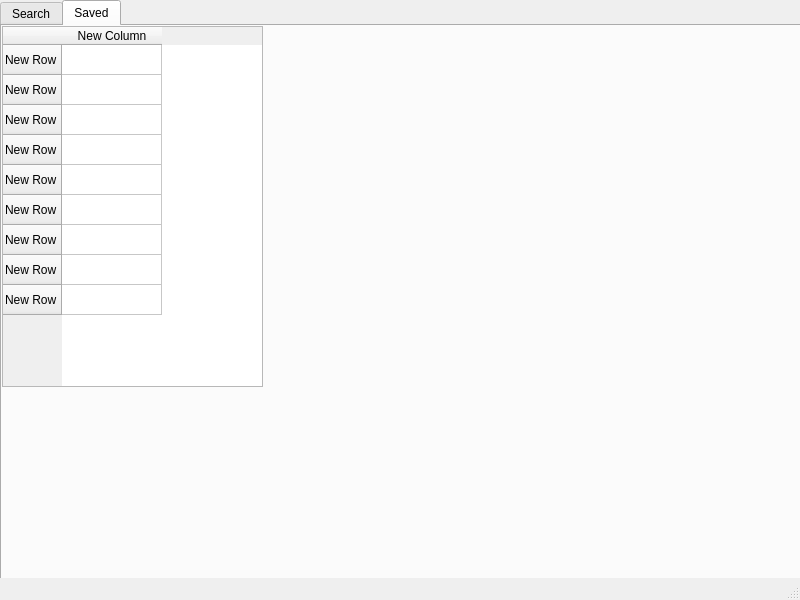
Qt form main_window.ui (nishchaysinha/weatherapp) before a commit.
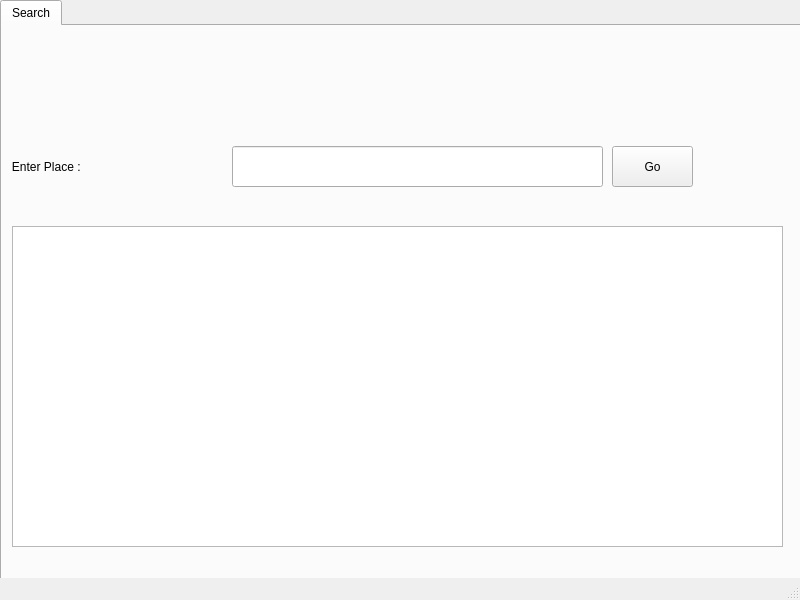
The same form after that commit. The open tabs and pages were chosen to show the change.

Diff of the .ui file:
```diff
--- a/main_window.ui
+++ b/main_window.ui
@@ -46,7 +46,7 @@
       <property name="geometry">
        <rect>
         <x>0</x>
-        <y>150</y>
+        <y>120</y>
         <width>231</width>
         <height>41</height>
        </rect>
@@ -62,7 +62,7 @@
       <property name="geometry">
        <rect>
         <x>610</x>
-        <y>150</y>
+        <y>120</y>
         <width>81</width>
         <height>41</height>
        </rect>
@@ -74,22 +74,6 @@
        <string>Go</string>
       </property>
      </widget>
-     <widget class="QPushButton" name="saveButton">
-      <property name="geometry">
-       <rect>
-        <x>700</x>
-        <y>150</y>
-        <width>81</width>
-        <height>41</height>
-       </rect>
-      </property>
-      <property name="styleSheet">
-       <string notr="true">font: 26pt &quot;MS Shell Dlg 2&quot;;</string>
-      </property>
-      <property name="text">
-       <string>Save</string>
-      </property>
-     </widget>
      <widget class="QTextEdit" name="result_text">
       <property name="geometry">
        <rect>
@@ -107,7 +91,7 @@
       <property name="geometry">
        <rect>
         <x>230</x>
-        <y>150</y>
+        <y>120</y>
         <width>371</width>
         <height>41</height>
        </rect>
@@ -117,71 +101,6 @@
       </property>
      </widget>
     </widget>
-    <widget class="QWidget" name="history_tab">
-     <attribute name="title">
-      <string>Saved</string>
-     </attribute>
-     <widget class="QTableWidget" name="tableWidget">
-      <property name="geometry">
-       <rect>
-        <x>0</x>
-        <y>0</y>
-        <width>261</width>
-        <height>361</height>
-       </rect>
-      </property>
-      <row>
-       <property name="text">
-        <string>New Row</string>
-       </property>
-      </row>
-      <row>
-       <property name="text">
-        <string>New Row</string>
-       </property>
-      </row>
-      <row>
-       <property name="text">
-        <string>New Row</string>
-       </property>
-      </row>
-      <row>
-       <property name="text">
-        <string>New Row</string>
-       </property>
-      </row>
-      <row>
-       <property name="text">
-        <string>New Row</string>
-       </property>
-      </row>
-      <row>
-       <property name="text">
-        <string>New Row</string>
-       </property>
-      </row>
-      <row>
-       <property name="text">
-        <string>New Row</string>
-       </property>
-      </row>
-      <row>
-       <property name="text">
-        <string>New Row</string>
-       </property>
-      </row>
-      <row>
-       <property name="text">
-        <string>New Row</string>
-       </property>
-      </row>
-      <column>
-       <property name="text">
-        <string>New Column</string>
-       </property>
-      </column>
-     </widget>
-    </widget>
    </widget>
   </widget>
   <widget class="QMenuBar" name="menubar">
```
